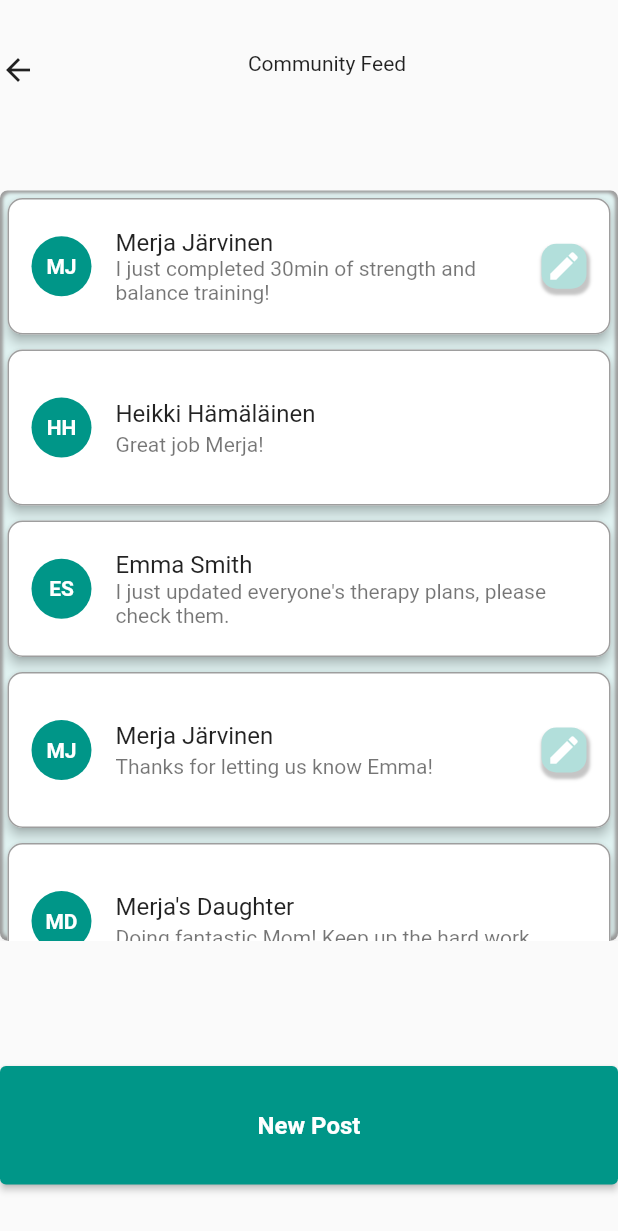
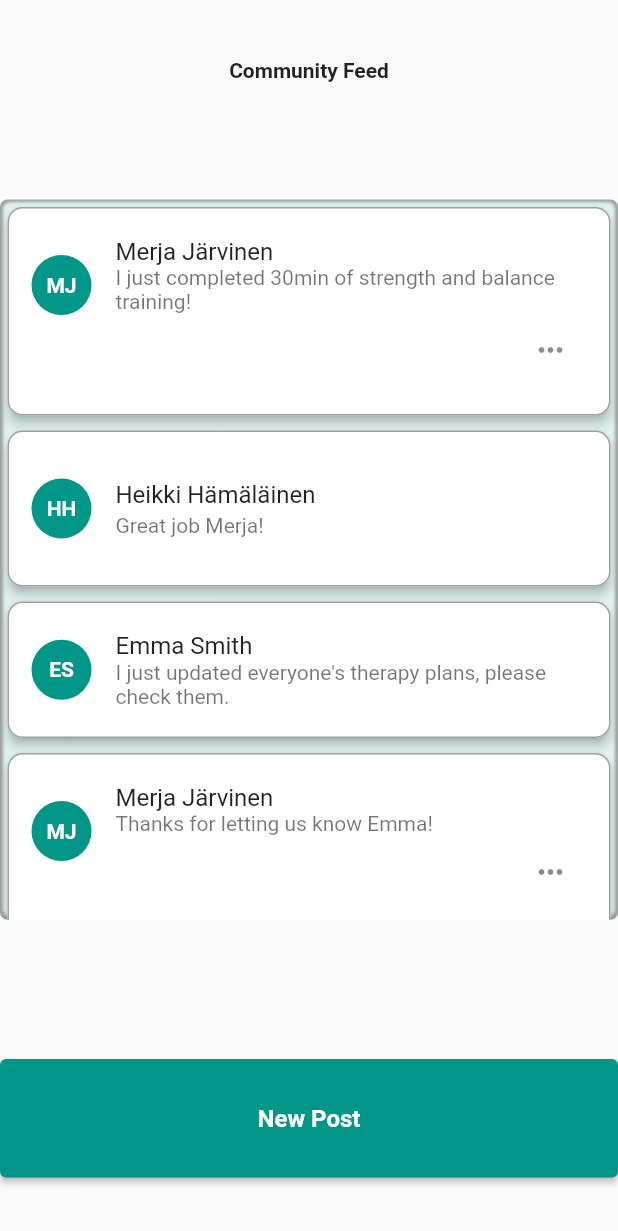
Before and after one commit to ellamac/therappy, a Flutter app: the Community widget shown alone on an empty page, opened directly, on a phone screen of 412 x 824 dp. Shown: the top 1231 px of the screen. Run offline on Flutter 3.47's test engine with Material 2 defaults, Android fonts, the phone set to English and light mode, and no system bars; our stand-ins replace charts_flutter.

Commit message:
initial community view and community post widget.

```diff
--- a/therappy/lib/appframe.dart
+++ b/therappy/lib/appframe.dart
@@ -35,6 +35,7 @@ class _AppFrameState extends State<AppFrame> {
     return Scaffold(
       /* top bar */
       appBar: AppBar(
+        centerTitle: true,
         leading: const IconButton(
           icon: Icon(Icons.menu),
           tooltip: 'menu',
@@ -67,7 +68,7 @@ class _AppFrameState extends State<AppFrame> {
           BottomNavigationBarItem(icon: Icon(Icons.folder), label: 'Progress'),
           BottomNavigationBarItem(icon: Icon(Icons.group), label: 'community'),
           BottomNavigationBarItem(
-              icon: Icon(Icons.add), label: 'Contact Therapist'),
+              icon: Icon(Icons.medical_services), label: 'Therapist Inbox'),
         ],
       ),
     );
--- a/therappy/lib/views/community.dart
+++ b/therappy/lib/views/community.dart
@@ -1,6 +1,8 @@
 import 'package:flutter/material.dart';
 import 'package:therappy/widgets/inner_shadow_card.dart';
 import 'package:therappy/widgets/community_post_widget.dart';
+
+
 
 /* Topbar - main content from views - bottom bar */
 class Community extends StatefulWidget {
@@ -18,18 +20,16 @@ class _CommunityState extends State<Community> {
       mainAxisAlignment: MainAxisAlignment.spaceAround,
       children: [
         /* COMMUNITY TITLE */
-        Wrap(
-          alignment: WrapAlignment.spaceBetween,
-          children: const [
-            Icon(Icons.arrow_back),
-            Text("Community Feed"),
-            Spacer()
-          ],
+        const Text(
+          "Community Feed",
+          textAlign: TextAlign.center,
+          style: TextStyle(fontWeight: FontWeight.bold),
         ),
+
         /* COMMUNITY FEED*/
         InnerShadowCard(
             child: SizedBox(
-          height: 500,
+          height: 480,
           child: ListView(
             physics: const AlwaysScrollableScrollPhysics(),
             /* COMMUNITY FEED POSTS */
--- a/therappy/lib/widgets/community_post_widget.dart
+++ b/therappy/lib/widgets/community_post_widget.dart
@@ -1,4 +1,7 @@
 import 'package:flutter/material.dart';
+import 'package:therappy/widgets/post_menu_widget.dart';
+import 'package:therappy/widgets/post_menu_widget.dart';
+
 
 /* import and use with PostWidget(name, message, isSelf)*/
 /* name = a String with the name the user who posted message (e.g. "Merja Järvinen") */
@@ -39,24 +42,11 @@ class PostWidget extends StatelessWidget {
               /*Name of poster as title*/
               title: Text(name),
               /*content of posted message*/
-              subtitle: Text(message),
-              /*Container with edit icon*/
-              trailing: Container(
-                height: 30,
-                width: 30,
-                decoration: BoxDecoration(
-                    color: Colors.teal[100],
-                    borderRadius: const BorderRadius.all(Radius.circular(10)),
-                    boxShadow: [
-                      BoxShadow(
-                        color: Colors.grey.withOpacity(0.6),
-                        spreadRadius: 1,
-                        blurRadius: 1,
-                        offset: const Offset(1, 3),
-                      )
-                    ]),
-                child: const Center(
-                    child: Icon(Icons.mode_edit, color: Colors.white)),
+              subtitle: Column(
+                //used align widget as some of the text was strangely aligned, this fixed it
+                children: <Widget>[Align(alignment: Alignment.topLeft, child:Text(message)),
+                  Align(alignment: Alignment.bottomRight, child: PostMenu()),
+                ],
               ),
             ),
             margin: const EdgeInsets.all(5.0),
--- /dev/null
+++ b/therappy/lib/widgets/post_menu_widget.dart
@@ -0,0 +1,28 @@
+import 'package:flutter/material.dart';
+
+
+/* import and use with PostMenu()*/
+
+
+class PostMenu extends StatelessWidget {
+
+  @override
+  Widget build(BuildContext context) {
+    return PopupMenuButton(
+      icon: const Icon(Icons.more_horiz),
+        itemBuilder: (context) => [
+          PopupMenuItem(child: Row(
+            children: const <Widget> [
+              Icon(Icons.edit, color: Colors.teal),
+              SizedBox(width: 10),
+              Text("Edit")]
+          )),
+          PopupMenuItem(child: Row(
+          children: const <Widget> [
+            Icon(Icons.delete, color: Colors.teal),
+            SizedBox(width: 10),
+            Text("Delete")]
+    ))
+        ]);
+  }
+}
```
